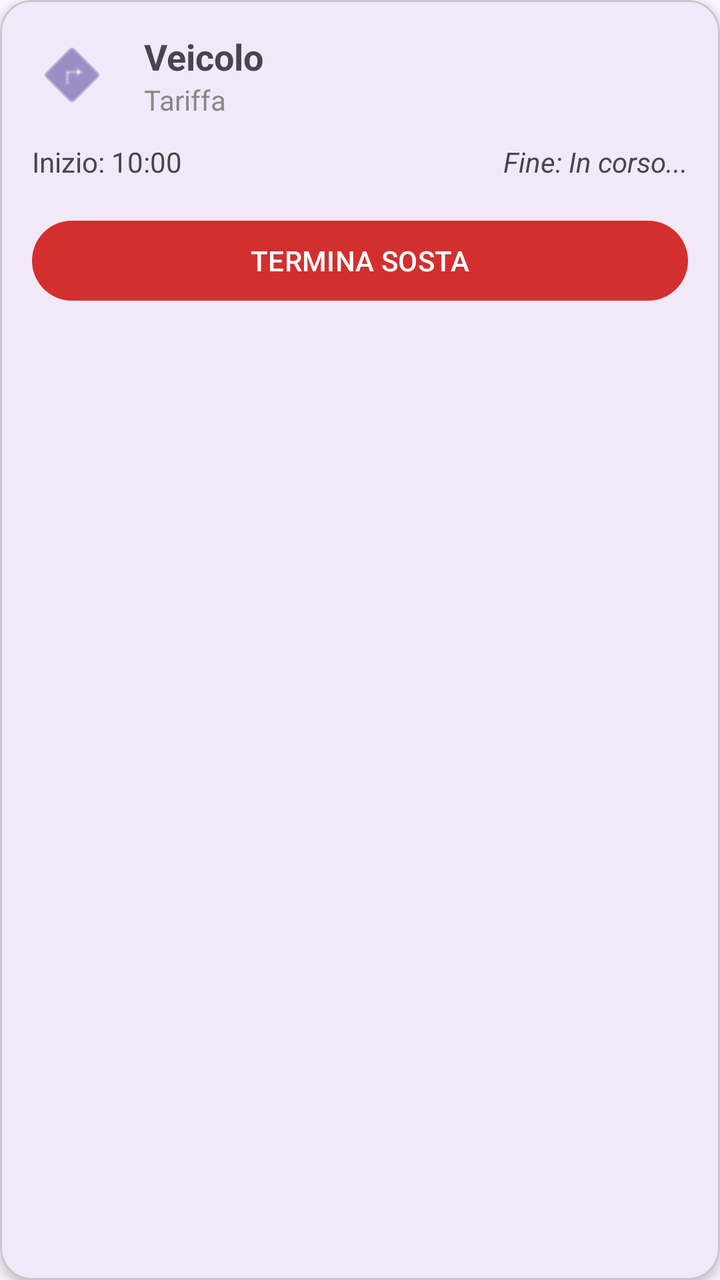
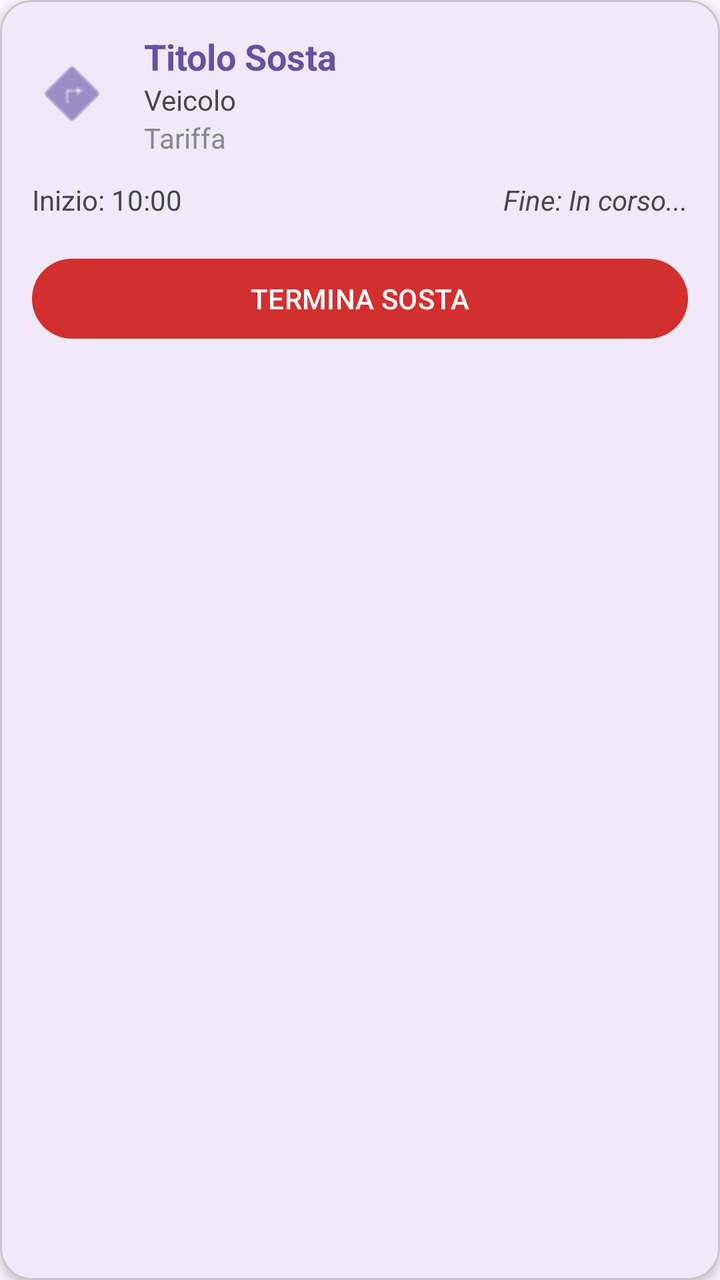

Screens rendered from an Android XML layout before and after an edit, with the pre-edit source and the edit as a unified diff.
<!-- AndroidManifest.xml: application theme Theme.ParkingMate -->
<!-- res/layout/item_parking_session.xml -->
<?xml version="1.0" encoding="utf-8"?>
<com.google.android.material.card.MaterialCardView
    xmlns:android="http://schemas.android.com/apk/res/android"
    xmlns:app="http://schemas.android.com/apk/res-auto"
    android:layout_width="match_parent"
    android:layout_height="wrap_content"
    android:layout_margin="8dp"
    app:cardCornerRadius="16dp"
    app:cardElevation="3dp">

    <LinearLayout
        android:layout_width="match_parent"
        android:layout_height="wrap_content"
        android:orientation="vertical"
        android:padding="16dp">

        <LinearLayout
            android:layout_width="match_parent"
            android:layout_height="wrap_content"
            android:orientation="horizontal"
            android:gravity="center_vertical">

            
            <ImageView
                android:layout_width="40dp"
                android:layout_height="40dp"
                android:src="@android:drawable/ic_menu_directions"
                app:tint="?attr/colorPrimary" />

            <LinearLayout
                android:layout_width="0dp"
                android:layout_height="wrap_content"
                android:layout_weight="1"
                android:layout_marginStart="16dp"
                android:orientation="vertical">

                
                <TextView
                    android:id="@+id/tvParkingVehicle"
                    android:layout_width="wrap_content"
                    android:layout_height="wrap_content"
                    android:text="Veicolo"
                    android:textSize="18sp"
                    android:textStyle="bold" />

                
                <TextView
                    android:id="@+id/tvParkingType"
                    android:layout_width="wrap_content"
                    android:layout_height="wrap_content"
                    android:text="Tariffa"
                    android:textColor="#888888" />
            </LinearLayout>

            
            <ImageButton
                android:id="@+id/btnDeleteParking"
                android:layout_width="48dp"
                android:layout_height="48dp"
                android:src="@android:drawable/ic_menu_delete"
                android:background="?attr/selectableItemBackgroundBorderless"
                app:tint="#D32F2F"
                android:visibility="gone" /> 

        </LinearLayout>

        
        <LinearLayout
            android:layout_width="match_parent"
            android:layout_height="wrap_content"
            android:orientation="horizontal"
            android:layout_marginTop="12dp">

            <TextView
                android:id="@+id/tvStartTime"
                android:layout_width="0dp"
                android:layout_weight="1"
                android:layout_height="wrap_content"
                android:text="Inizio: 10:00"
                android:textSize="14sp" />

            <TextView
                android:id="@+id/tvEndTime"
                android:layout_width="wrap_content"
                android:layout_height="wrap_content"
                android:text="Fine: In corso..."
                android:textSize="14sp"
                android:textStyle="italic" />
        </LinearLayout>

        
        <Button
            android:id="@+id/btnEndParking"
            style="@style/Widget.Material3.Button"
            android:layout_width="match_parent"
            android:layout_height="wrap_content"
            android:layout_marginTop="16dp"
            android:text="TERMINA SOSTA"
            app:backgroundTint="#D32F2F"
            android:textColor="@android:color/white" />

    </LinearLayout>
</com.google.android.material.card.MaterialCardView>
<!-- resources referenced by this layout -->
<resources>
  <style name="Theme.ParkingMate" parent="Base.Theme.ParkingMate" />
  <style name="Base.Theme.ParkingMate" parent="Theme.Material3.DayNight.NoActionBar">
          
          
      </style>
</resources>

<!-- the commit's change to res/layout/item_parking_session.xml (unified diff, before → after) -->
@@ -36,12 +36,22 @@
 
                 
                 <TextView
+                    android:id="@+id/tvDetailTitle"
+                    android:layout_width="wrap_content"
+                    android:layout_height="wrap_content"
+                    android:text="Titolo Sosta"
+                    android:textSize="18sp"
+                    android:textStyle="bold"
+                    android:textColor="?attr/colorPrimary" />
+
+                
+                <TextView
                     android:id="@+id/tvParkingVehicle"
                     android:layout_width="wrap_content"
                     android:layout_height="wrap_content"
                     android:text="Veicolo"
-                    android:textSize="18sp"
-                    android:textStyle="bold" />
+                    android:textSize="14sp"
+                    android:textStyle="normal" />
 
                 
                 <TextView
